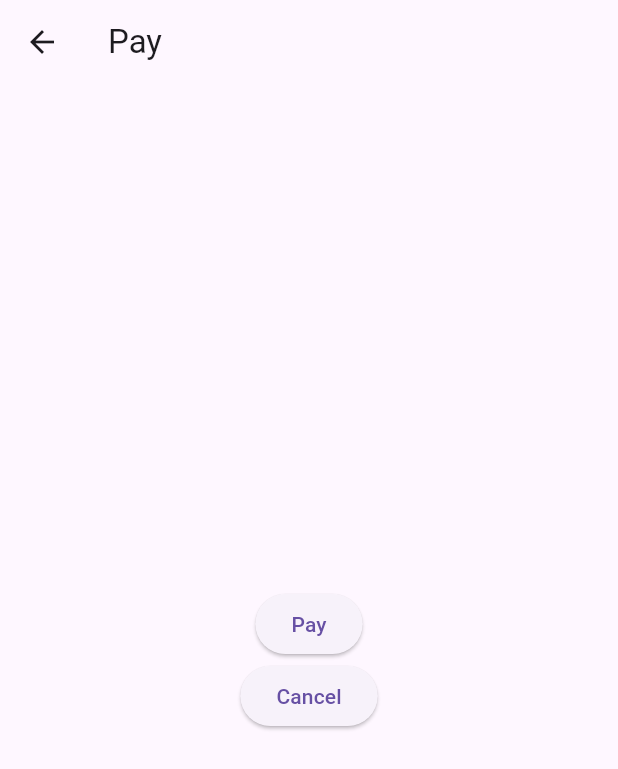
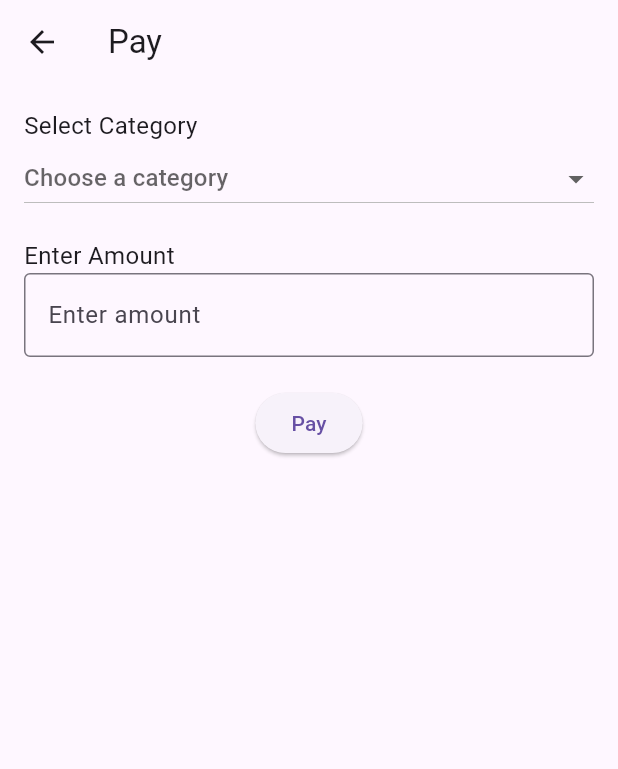
Before and after one commit to kvssks/stash-fund, a Flutter app: the PayScreen screen opened by its route, on a phone screen of 412 x 824 dp. Shown: the top 769 px of the screen. Run offline on Flutter 3.47's test engine with Material 3 defaults, Android fonts, the light colour scheme and no system bars; our stand-ins replace animated_text_kit; missing offline and left inert: gradient_circular_progress_indicator.

Commit message:
changed the pay page

```diff
--- a/lib/screens/pay.dart
+++ b/lib/screens/pay.dart
@@ -1,28 +1,83 @@
-
 import 'package:flutter/material.dart';
 
-class PayScreen extends StatelessWidget {
+class PayScreen extends StatefulWidget {
+  @override
+  _PayScreenState createState() => _PayScreenState();
+}
+
+class _PayScreenState extends State<PayScreen> {
+  String? selectedCategory; // To store the selected category
+  TextEditingController amountController = TextEditingController();
+
   @override
   Widget build(BuildContext context) {
     return Scaffold(
       appBar: AppBar(
         title: Text('Pay'),
       ),
-      body: Center(
+      body: Padding(
+        padding: const EdgeInsets.all(16.0),
         child: Column(
-          mainAxisAlignment: MainAxisAlignment.center,
+          crossAxisAlignment: CrossAxisAlignment.start,
           children: <Widget>[
-            ElevatedButton(
-              onPressed: () {
-                // Handle pay action
+            Text(
+              'Select Category',
+              style: TextStyle(fontSize: 16),
+            ),
+            DropdownButton<String>(
+              isExpanded: true,
+              value: selectedCategory,
+              hint: Text('Choose a category'),
+              items: [
+                'Dining Out',
+                'Shopping',
+                'Entertainment',
+                'Movies',
+                'Vacation',
+                'Rent',
+                'Food',
+                'Transportation',
+                'Utilities',
+                'Insurance',
+              ].map((category) {
+                return DropdownMenuItem<String>(
+                  value: category,
+                  child: Text(category),
+                );
+              }).toList(),
+              onChanged: (value) {
+                setState(() {
+                  selectedCategory = value; // Update selected category
+                });
               },
-              child: Text('Pay'),
             ),
-            ElevatedButton(
-              onPressed: () {
-                Navigator.pop(context);
-              },
-              child: Text('Cancel'),
+            SizedBox(height: 16),
+            Text(
+              'Enter Amount',
+              style: TextStyle(fontSize: 16),
+            ),
+            TextField(
+              controller: amountController,
+              keyboardType: TextInputType.number,
+              decoration: InputDecoration(
+                border: OutlineInputBorder(),
+                hintText: 'Enter amount',
+              ),
+            ),
+            SizedBox(height: 20),
+            Center(
+              child: ElevatedButton(
+                onPressed: () {
+                  String category = selectedCategory ?? 'No category selected';
+                  String amount = amountController.text;
+                  ScaffoldMessenger.of(context).showSnackBar(
+                    SnackBar(
+                      content: Text('Category: $category, Amount: $amount'),
+                    ),
+                  );
+                },
+                child: Text('Pay'),
+              ),
             ),
           ],
         ),
```
